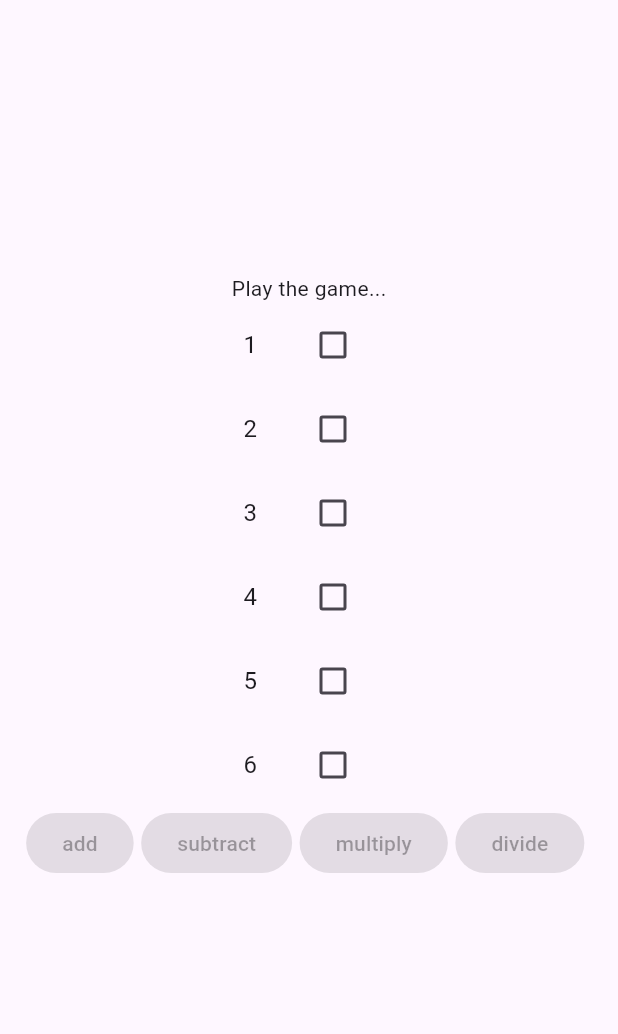
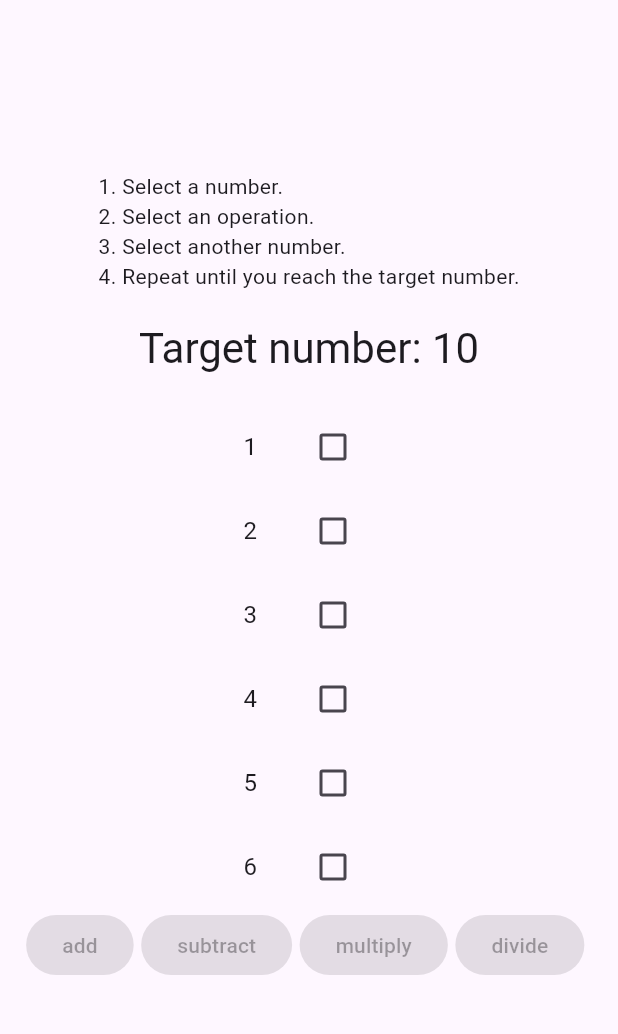
Before and after one commit to mdalpozzo/digitos, a Flutter app: the screen it shows after launch, on a phone screen of 412 x 824 dp, the part 84-1118 px from its top. Run offline on Flutter 3.47's test engine with Material 2 defaults, Android fonts, the phone set to English and light mode, and no system bars; our stand-ins replace cloud_firestore, firebase_core; accounts and stored records are empty.

Commit message:
basic game and fetches remotely.

```diff
--- a/lib/main.dart
+++ b/lib/main.dart
@@ -4,6 +4,9 @@ import 'package:firebase_core/firebase_core.dart';
 import 'firebase_options.dart';
 
 void main() async {
+  // TODO see if there is a better way to intiialize firebase app archtetcturally
+  WidgetsFlutterBinding.ensureInitialized();
+
   await Firebase.initializeApp(
     options: DefaultFirebaseOptions.currentPlatform,
   );
--- /dev/null
+++ b/lib/models/game_parameters.dart
@@ -0,0 +1,20 @@
+class GameParameters {
+  final int targetNumber;
+  final List<int> initialNumbers;
+  final int difficulty;
+
+  GameParameters({
+    required this.targetNumber,
+    required this.initialNumbers,
+    required this.difficulty,
+  });
+
+  factory GameParameters.fromJson(Map<String, dynamic> json) {
+    List<int> initialNumbers = List<int>.from(json['initial_numbers']);
+    return GameParameters(
+      targetNumber: json['target_number'],
+      initialNumbers: initialNumbers,
+      difficulty: json['difficulty'],
+    );
+  }
+}
--- a/lib/views/GameView.dart
+++ b/lib/views/GameView.dart
@@ -1,9 +1,8 @@
+import 'package:digitos/models/game_parameters.dart';
 import 'package:digitos/operations.dart';
+import 'package:digitos/services/game_service.dart';
 import 'package:digitos/widgets/SuccessModal.dart';
 import 'package:flutter/material.dart';
-
-// TODO replace with remote data
-int targetNumber = 10;
 
 List<NumberOption> initialOptions = [
   const NumberOption(id: '1', value: 1),
@@ -36,6 +35,9 @@ class _GameViewState extends State<GameView> {
 
   NumberOption? firstNumber;
   OperationEnums? selectedOperation;
+
+  // TODO replace with remote data
+  int targetNumber = 10;
 
   _selectNumber({required NumberOption numberOption}) {
     void innerSelect(bool? selected) {
@@ -132,7 +134,7 @@ class _GameViewState extends State<GameView> {
       builder: (BuildContext context) {
         return AlertDialog(
           content: SuccessModal(onConfirm: () {
-            _resetGame();
+            _startNewGame();
             Navigator.of(context).pop();
           }),
         );
@@ -142,7 +144,6 @@ class _GameViewState extends State<GameView> {
 
   void _resetGame() {
     setState(() {
-      // TODO fetch new options
       options = [
         const NumberOption(id: '1', value: 1),
         const NumberOption(id: '2', value: 2),
@@ -154,6 +155,27 @@ class _GameViewState extends State<GameView> {
       firstNumber = null;
       selectedOperation = null;
     });
+  }
+
+  void _startNewGame() async {
+    // TODO get userid setup auth
+    GameParameters? newGame =
+        await GameService().getNewGame('isK5PU14l793GZlSxM16');
+    if (newGame == null) {
+      // handle error
+    } else {
+      setState(() {
+        options = newGame.initialNumbers
+            .map((number) => NumberOption(
+                  id: number.toString(),
+                  value: number,
+                ))
+            .toList();
+        targetNumber = newGame.targetNumber;
+        firstNumber = null;
+        selectedOperation = null;
+      });
+    }
   }
 
   @override
@@ -177,8 +199,24 @@ class _GameViewState extends State<GameView> {
         // wireframe for each widget.
         mainAxisAlignment: MainAxisAlignment.center,
         children: <Widget>[
-          const Text(
-            'Play the game...',
+          const Column(
+            crossAxisAlignment: CrossAxisAlignment.start,
+            children: [
+              Text('1. Select a number.'),
+              Text('2. Select an operation.'),
+              Text('3. Select another number.'),
+              Text('4. Repeat until you reach the target number.'),
+            ],
+          ),
+          const SizedBox(
+            height: 20,
+          ),
+          Text(
+            'Target number: $targetNumber',
+            style: Theme.of(context).textTheme.headline4,
+          ),
+          const SizedBox(
+            height: 20,
           ),
           Wrap(
             direction: Axis.vertical,
```
Also changed, not shown: lib/services/data_store.dart (added, +58 -0 lines), lib/services/game_service.dart (added, +29 -0 lines), 4 other files.
